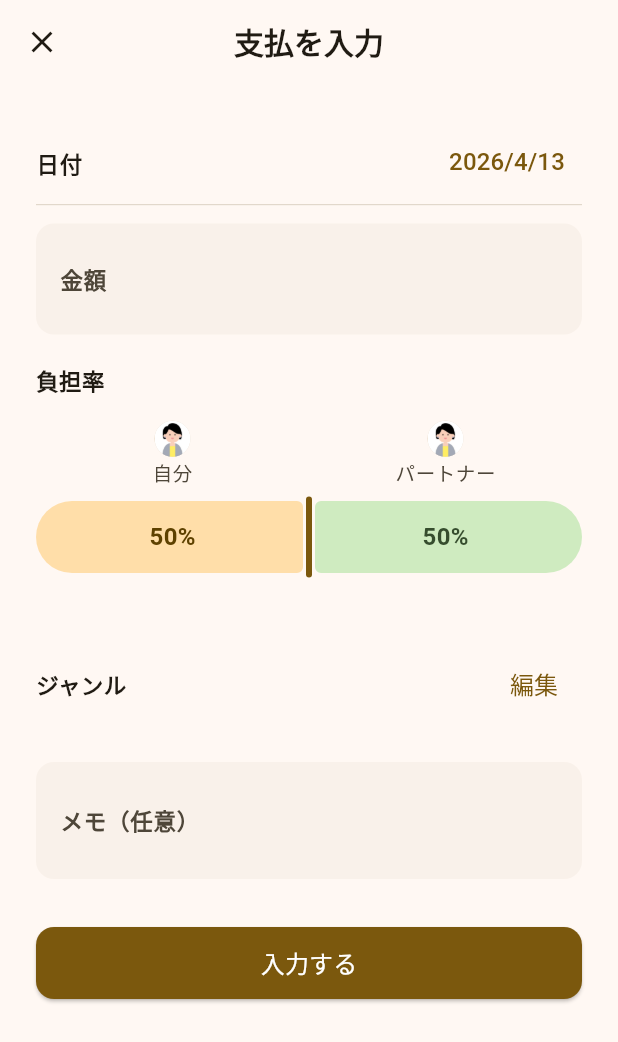
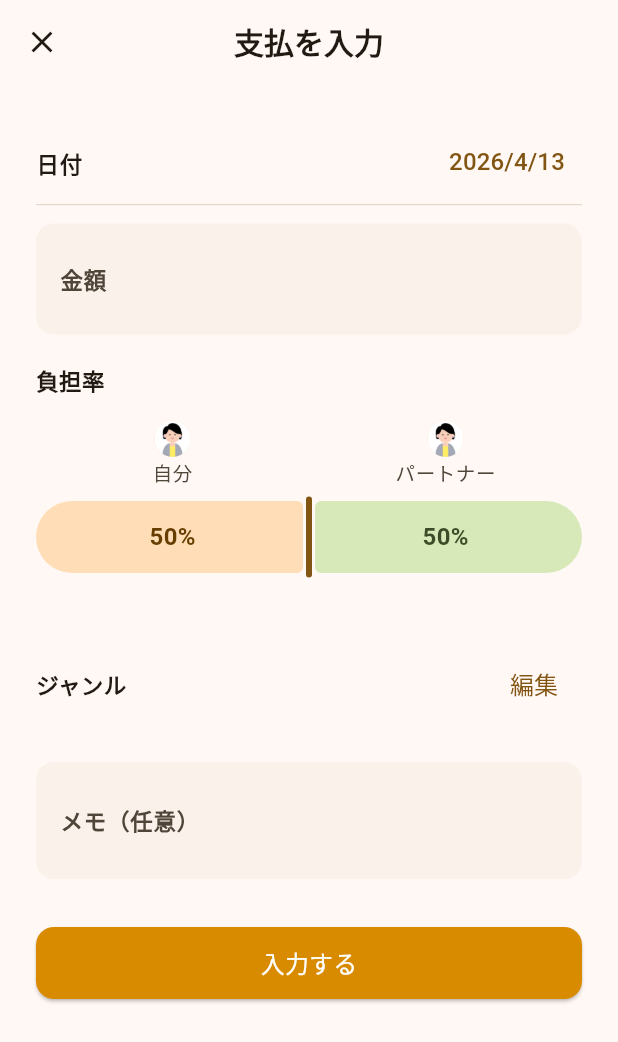
Before and after one commit to YohYamasaki/Seppan, a Flutter app: the ExpenseInputPage screen opened by its route, on a phone screen of 412 x 824 dp. Shown: the top 1042 px of the screen. Run offline on Flutter 3.47's test engine with Material 3 defaults, Android fonts, the phone set to English and light mode, and no system bars; our stand-ins replace fl_chart, flutter_riverpod, freezed_annotation, gap, go_router, qr_flutter and 2 more; missing offline and left inert: mobile_scanner; accounts and stored records are empty; generated files the repository leaves out were written again; network calls fail.

Commit message:
Use brand color for FAB, buttons, and avatar backgrounds
- Change seed color from #E6B251 to #D98B00 (slightly darker icon orange)
- Use seppanBrandColor directly for FAB, FilledButton, ElevatedButton,
  MainButton, and AvatarIcon background instead of colorScheme.tertiary/primary
- Export seed color as public seppanBrandColor constant

Co-Authored-By: Claude Opus 4.6 <noreply@anthropic.com>

```diff
--- a/lib/pages/expense_input/expense_input_page.dart
+++ b/lib/pages/expense_input/expense_input_page.dart
@@ -3,6 +3,7 @@ import 'package:flutter_riverpod/flutter_riverpod.dart';
 import 'package:gap/gap.dart';
 import 'package:go_router/go_router.dart';
 
+import '../../config/theme.dart';
 import '../../models/expense.dart';
 import '../../providers/auth_provider.dart';
 import '../../providers/balance_provider.dart';
@@ -656,8 +657,8 @@ class _ExpenseInputPageState extends ConsumerState<ExpenseInputPage> {
               ElevatedButton(
                 onPressed: _loading ? null : _submit,
                 style: ElevatedButton.styleFrom(
-                  backgroundColor: Theme.of(context).colorScheme.primary,
-                  foregroundColor: Theme.of(context).colorScheme.onPrimary,
+                  backgroundColor: seppanBrandColor,
+                  foregroundColor: Colors.white,
                   minimumSize: const Size.fromHeight(48),
                   shape: RoundedRectangleBorder(
                     borderRadius: BorderRadius.circular(12),
--- a/lib/widgets/avatar_icon.dart
+++ b/lib/widgets/avatar_icon.dart
@@ -1,4 +1,6 @@
 import 'package:flutter/material.dart';
+
+import '../config/theme.dart';
 
 class AvatarIcon extends StatelessWidget {
   const AvatarIcon({
@@ -14,7 +16,7 @@ class AvatarIcon extends StatelessWidget {
   Widget build(BuildContext context) {
     return CircleAvatar(
       radius: radius,
-      backgroundColor: Theme.of(context).colorScheme.primary.withValues(alpha: 0.2),
+      backgroundColor: seppanBrandColor.withValues(alpha: 0.2),
       backgroundImage: AssetImage('assets/avatar_icons/avatar$iconId.png'),
     );
   }
--- a/lib/widgets/main_button.dart
+++ b/lib/widgets/main_button.dart
@@ -1,4 +1,6 @@
 import 'package:flutter/material.dart';
+
+import '../config/theme.dart';
 
 class MainButton extends StatelessWidget {
   const MainButton({
@@ -18,7 +20,7 @@ class MainButton extends StatelessWidget {
 
   @override
   Widget build(BuildContext context) {
-    final bg = backgroundColor ?? Theme.of(context).colorScheme.primary;
+    final bg = backgroundColor ?? seppanBrandColor;
     final fg = foregroundColor ?? Colors.white;
 
     return SizedBox(
```
Also changed, not shown: lib/config/theme.dart (+8 -8 lines).
